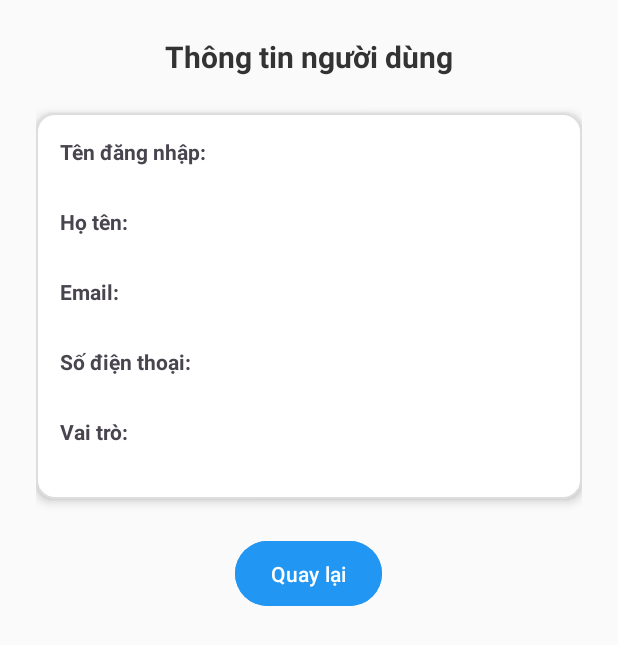
After one commit to KietPT1103/PRM392_Final, an Android app: the UserDetails screen opened directly, with no data from a screen before it, on a phone screen of 412 x 824 dp. The commit adds this screen. Shown: the top 645 px of the screen. Run offline under Robolectric (Android 15) with nearby library versions, the phone set to English and light mode, and no system bars.

Commit message:
add function view details user in admin

```diff
--- a/app/src/main/AndroidManifest.xml
+++ b/app/src/main/AndroidManifest.xml
@@ -12,45 +12,42 @@
         android:supportsRtl="true"
         android:theme="@style/Theme.YourMealApp"
         tools:targetApi="31">
-
+        <activity
+            android:name=".UserDetails"
+            >
+        </activity>
         <!-- Main Activity - Màn hình chính -->
         <activity
             android:name=".MainActivity"
             android:exported="true">
             <intent-filter>
                 <action android:name="android.intent.action.MAIN" />
+
                 <category android:name="android.intent.category.LAUNCHER" />
             </intent-filter>
-        </activity>
-
-        <!-- Activity quản lý người dùng -->
+        </activity> <!-- Activity quản lý người dùng -->
         <activity
             android:name=".ManageUser"
             android:exported="true">
             <intent-filter>
                 <action android:name="android.intent.action.MAIN" />
+
                 <category android:name="android.intent.category.LAUNCHER" />
             </intent-filter>
         </activity>
-
         <activity
             android:name=".AdminActivity"
-            android:exported="false">
-        </activity>
-
-        <!-- Các Activity khác -->
+            android:exported="false"/>
+         <!-- Các Activity khác -->
         <activity
             android:name=".UserProfile"
             android:exported="false" />
-        <activity
-            android:name=".ManageRestaurantsActivity"
-            android:exported="false" />
-        <activity
-            android:name=".ManageMealsActivity"
-            android:exported="false" />
-        <activity
-            android:name=".AdminActivity"
-            android:exported="false" />
+<!--        <activity-->
+<!--            android:name=".ManageRestaurantsActivity"-->
+<!--            android:exported="false" />-->
+<!--        <activity-->
+<!--            android:name=".ManageMealsActivity"-->
+<!--            android:exported="false" />-->
         <activity
             android:name=".HomeActivity"
             android:exported="false" />
--- a/app/src/main/java/com/example/yourmealapp/ManageUser.java
+++ b/app/src/main/java/com/example/yourmealapp/ManageUser.java
@@ -42,7 +42,7 @@ public class ManageUser extends AppCompatActivity {
         }
 
         // Khởi tạo adapter và gán cho RecyclerView
-        userAdapter = new UserAdapter(userList);
+        userAdapter = new UserAdapter(userList , this);
         recyclerView.setAdapter(userAdapter);
 
     }
--- a/app/src/main/java/com/example/yourmealapp/ManageUsersFragment.java
+++ b/app/src/main/java/com/example/yourmealapp/ManageUsersFragment.java
@@ -1,5 +1,6 @@
 package com.example.yourmealapp;
 
+import android.annotation.SuppressLint;
 import android.os.Bundle;
 
 import androidx.fragment.app.Fragment;
@@ -29,6 +30,7 @@ public class ManageUsersFragment extends Fragment {
         // Required empty public constructor
     }
 
+    @SuppressLint("MissingInflatedId")
     @Override
     public View onCreateView(LayoutInflater inflater, ViewGroup container, Bundle savedInstanceState) {
         // Inflate the layout for this fragment
@@ -42,7 +44,7 @@ public class ManageUsersFragment extends Fragment {
         userList = dbHelper.getAllUsers();
 
         // Khởi tạo adapter và gán cho RecyclerView
-        userAdapter = new UserAdapter(userList);
+        userAdapter = new UserAdapter(userList, getContext());
         recyclerView.setAdapter(userAdapter);
 
         return view;
--- a/app/src/main/java/com/example/yourmealapp/UserAdapter.java
+++ b/app/src/main/java/com/example/yourmealapp/UserAdapter.java
@@ -1,5 +1,7 @@
 package com.example.yourmealapp;
 
+import android.content.Context;
+import android.content.Intent;
 import android.os.Bundle;
 
 import android.view.LayoutInflater;
@@ -19,9 +21,11 @@ import java.util.List;
 public class UserAdapter extends RecyclerView.Adapter<UserAdapter.UserViewHolder> {
 
     private List<User> userList;
+    private Context context;
 
-    public UserAdapter(List<User> userList) {
+    public UserAdapter(List<User> userList , Context context) {
         this.userList = userList;
+        this.context = context;
     }
 
     @NonNull
@@ -39,6 +43,17 @@ public class UserAdapter extends RecyclerView.Adapter<UserAdapter.UserViewHolder
         holder.fullnameTextView.setText(user.getFullname());
         holder.emailTextView.setText(user.getEmail());
         holder.phoneTextView.setText(user.getPhone());
+
+        // Click on each iteam -> referento to UserDetails page
+        holder.itemView.setOnClickListener(v -> {
+            Intent intent = new Intent(context, UserDetails.class);
+            intent.putExtra("username", user.getUsername());
+            intent.putExtra("fullname", user.getFullname());
+            intent.putExtra("email", user.getEmail());
+            intent.putExtra("phone", user.getPhone());
+            intent.putExtra("role", user.getRole());
+            context.startActivity(intent);
+        });
     }
 
     @Override
--- /dev/null
+++ b/app/src/main/java/com/example/yourmealapp/UserDetails.java
@@ -0,0 +1,41 @@
+package com.example.yourmealapp;
+
+import android.os.Bundle;
+import android.widget.Button;
+import android.widget.TextView;
+
+import androidx.appcompat.app.AppCompatActivity;
+
+public class UserDetails extends AppCompatActivity {
+
+    TextView tvUsername, tvFullname, tvEmail, tvPhone, tvRole;
+
+    @Override
+    protected void onCreate(Bundle savedInstanceState) {
+        super.onCreate(savedInstanceState);
+        setContentView(R.layout.activity_user_details);
+
+        tvUsername = findViewById(R.id.tvUsername);
+        tvFullname = findViewById(R.id.tvFullname);
+        tvEmail = findViewById(R.id.tvEmail);
+        tvPhone = findViewById(R.id.tvPhone);
+        tvRole = findViewById(R.id.tvRole);
+
+        // Lấy dữ liệu từ Intent
+        String username = getIntent().getStringExtra("username");
+        String fullname = getIntent().getStringExtra("fullname");
+        String email = getIntent().getStringExtra("email");
+        String phone = getIntent().getStringExtra("phone");
+        String role = getIntent().getStringExtra("role");
+
+        // Gán lên giao diện
+        tvUsername.setText(username);
+        tvFullname.setText(fullname);
+        tvEmail.setText(email);
+        tvPhone.setText(phone);
+        tvRole.setText(role);
+
+        Button btnBack = findViewById(R.id.btnBack);
+        btnBack.setOnClickListener(v -> finish()); // đóng activity, quay lại
+    }
+}
--- /dev/null
+++ b/app/src/main/res/drawable/bg_card.xml
@@ -0,0 +1,6 @@
+<shape xmlns:android="http://schemas.android.com/apk/res/android"
+    android:shape="rectangle">
+    <solid android:color="#FFFFFF" />
+    <corners android:radius="12dp" />
+    <stroke android:color="#DDDDDD" android:width="1dp"/>
+</shape>
--- /dev/null
+++ b/app/src/main/res/layout/activity_user_details.xml
@@ -0,0 +1,99 @@
+<?xml version="1.0" encoding="utf-8"?>
+<ScrollView xmlns:android="http://schemas.android.com/apk/res/android"
+    android:layout_width="match_parent"
+    android:layout_height="match_parent"
+    android:background="#FAFAFA">
+
+    <LinearLayout
+        android:layout_width="match_parent"
+        android:layout_height="wrap_content"
+        android:orientation="vertical"
+        android:padding="24dp"
+        android:gravity="center_horizontal">
+
+        <TextView
+            android:layout_width="wrap_content"
+            android:layout_height="wrap_content"
+            android:text="Thông tin người dùng"
+            android:textSize="20sp"
+            android:textStyle="bold"
+            android:textColor="#333333"
+            android:layout_marginBottom="24dp" />
+
+        <!-- Khung thông tin -->
+        <LinearLayout
+            android:layout_width="match_parent"
+            android:layout_height="wrap_content"
+            android:background="@drawable/bg_card"
+            android:padding="16dp"
+            android:orientation="vertical"
+            android:elevation="4dp">
+
+            <TextView
+                android:layout_width="wrap_content"
+                android:layout_height="wrap_content"
+                android:text="Tên đăng nhập:"
+                android:textStyle="bold"/>
+            <TextView
+                android:id="@+id/tvUsername"
+                android:layout_width="wrap_content"
+                android:layout_height="wrap_content"
+                android:layout_marginBottom="8dp"/>
+
+            <TextView
+                android:layout_width="wrap_content"
+                android:layout_height="wrap_content"
+                android:text="Họ tên:"
+                android:textStyle="bold"/>
+            <TextView
+                android:id="@+id/tvFullname"
+                android:layout_width="wrap_content"
+                android:layout_height="wrap_content"
+                android:layout_marginBottom="8dp"/>
+
+            <TextView
+                android:layout_width="wrap_content"
+                android:layout_height="wrap_content"
+                android:text="Email:"
+                android:textStyle="bold"/>
+            <TextView
+                android:id="@+id/tvEmail"
+                android:layout_width="wrap_content"
+                android:layout_height="wrap_content"
+                android:layout_marginBottom="8dp"/>
+
+            <TextView
+                android:layout_width="wrap_content"
+                android:layout_height="wrap_content"
+                android:text="Số điện thoại:"
+                android:textStyle="bold"/>
+            <TextView
+                android:id="@+id/tvPhone"
+                android:layout_width="wrap_content"
+                android:layout_height="wrap_content"
+                android:layout_marginBottom="8dp"/>
+
+            <TextView
+                android:layout_width="wrap_content"
+                android:layout_height="wrap_content"
+                android:text="Vai trò:"
+                android:textStyle="bold"/>
+            <TextView
+                android:id="@+id/tvRole"
+                android:layout_width="wrap_content"
+                android:layout_height="wrap_content"/>
+        </LinearLayout>
+
+        <!-- Nút quay lại -->
+        <Button
+            android:id="@+id/btnBack"
+            android:layout_width="wrap_content"
+            android:layout_height="wrap_content"
+            android:text="Quay lại"
+            android:textColor="#FFFFFF"
+            android:backgroundTint="#2196F3"
+            android:layout_marginTop="24dp"
+            android:paddingHorizontal="24dp"
+            android:paddingVertical="12dp"/>
+    </LinearLayout>
+</ScrollView>
```
